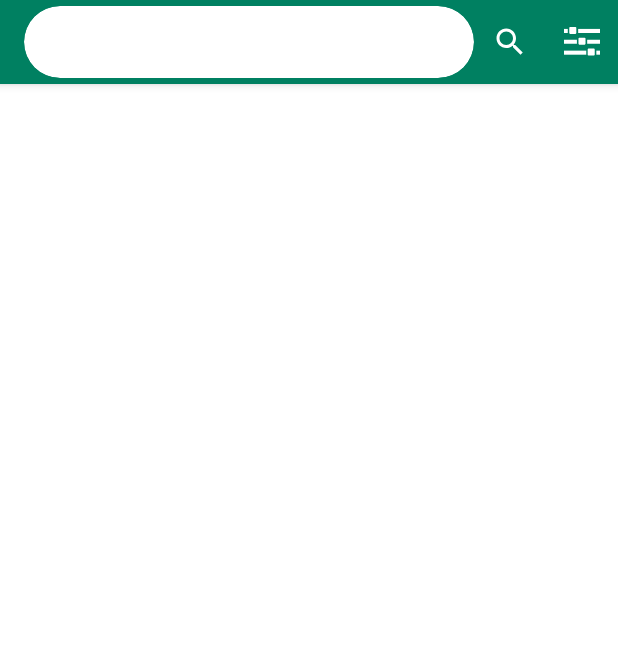
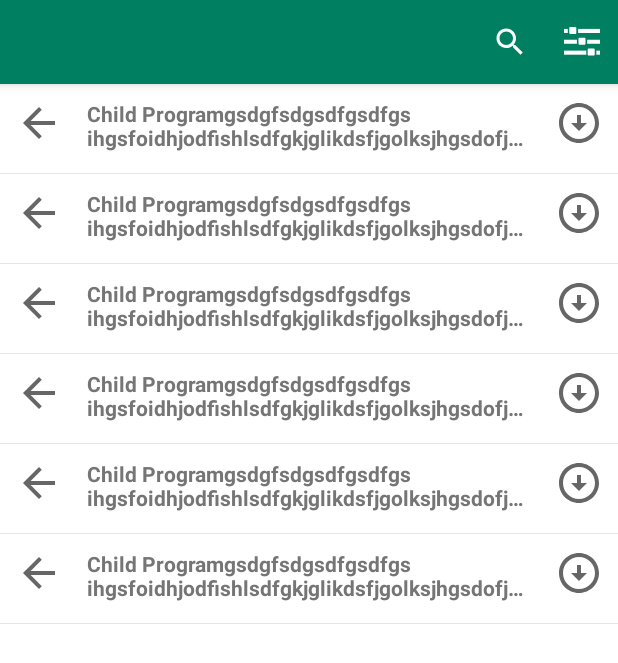
Before and after one commit to CarlosMacaneta/school-content-manager, an Android app: the layout fragment_home.xml on its own in the app's theme, with its tools: preview values and no code run, on a phone screen of 412 x 824 dp. Shown: the top 663 px of the screen. Run offline under Robolectric (Android 15) with nearby library versions, the phone set to English and light mode, and no system bars.

```diff
--- a/app/build.gradle
+++ b/app/build.gradle
@@ -96,6 +96,9 @@ dependencies {
     //uCrop
     implementation 'com.github.yalantis:ucrop:2.2.6'
 
+    //glide
+    implementation 'com.github.bumptech.glide:glide:4.13.0'
+    kapt 'com.github.bumptech.glide:compiler:4.13.0'
 }
 
 kapt {
--- a/app/src/main/java/com/cs/schoolcontentmanager/domain/model/File.kt
+++ b/app/src/main/java/com/cs/schoolcontentmanager/domain/model/File.kt
@@ -1,7 +1,7 @@
 package com.cs.schoolcontentmanager.domain.model
 
 data class File(
-    val name: String,
-    val description: String? = null,
-    val uri: String
+    val name: String = "",
+    val description: String = "",
+    val uri: String = ""
 )
--- a/app/src/main/res/layout/dialog_file.xml
+++ b/app/src/main/res/layout/dialog_file.xml
@@ -32,7 +32,7 @@
                 android:textColor="@android:color/white" />
 
             <com.google.android.material.button.MaterialButton
-                android:id="@+id/bt_save"
+                android:id="@+id/bt_upload"
                 style="@style/Widget.MaterialComponents.Button.TextButton"
                 android:layout_width="wrap_content"
                 android:layout_height="match_parent"
--- a/app/src/main/res/layout/fragment_home.xml
+++ b/app/src/main/res/layout/fragment_home.xml
@@ -1,10 +1,11 @@
 <?xml version="1.0" encoding="utf-8"?>
-<androidx.coordinatorlayout.widget.CoordinatorLayout xmlns:android="http://schemas.android.com/apk/res/android"
+<LinearLayout xmlns:android="http://schemas.android.com/apk/res/android"
     xmlns:app="http://schemas.android.com/apk/res-auto"
     xmlns:tools="http://schemas.android.com/tools"
     android:id="@+id/home_view"
     android:layout_width="match_parent"
     android:layout_height="match_parent"
+    android:orientation="vertical"
     app:layout_behavior="@string/appbar_scrolling_view_behavior"
     tools:context=".ui.home.HomeFragment">
 
@@ -13,38 +14,19 @@
         android:layout_width="match_parent"
         android:layout_height="?attr/actionBarSize"
         app:menu="@menu/top_app_bar"
-        style="@style/Widget.MaterialComponents.Toolbar.Primary">
+        style="@style/Widget.MaterialComponents.Toolbar.Primary"/>
 
-        <com.google.android.material.card.MaterialCardView
+    <androidx.coordinatorlayout.widget.CoordinatorLayout
         android:layout_width="match_parent"
-            android:layout_height="wrap_content"
-            android:background="@color/white"
-            app:cardCornerRadius="120dp"
-            app:cardElevation="0dp">
+        android:layout_height="match_parent">
 
-            <androidx.appcompat.widget.SearchView
-                android:layout_width="match_parent"
-                android:layout_height="wrap_content"
-                android:imeActionLabel="@string/search"
-                android:imeOptions="actionSearch"
-                android:inputType="text"
-                android:backgroundTint="@color/white"
-                android:theme="@style/EditText.White"
-                android:maxLines="1"
-                android:singleLine="true"
-                android:layout_marginStart="15dp"
-                android:layout_marginEnd="15dp"
-                app:iconifiedByDefault="true"
-                app:queryHint="@string/search"
-                app:queryBackground="@color/grey_40"/>
-
-        </com.google.android.material.card.MaterialCardView>
-    </androidx.appcompat.widget.Toolbar>
 
         <androidx.recyclerview.widget.RecyclerView
             android:id="@+id/rv_file"
             android:layout_width="match_parent"
             android:layout_height="match_parent"
+            app:layoutManager="androidx.recyclerview.widget.LinearLayoutManager"
             tools:listitem="@layout/item_home"
-        tools:itemCount="10"/>
+            tools:itemCount="11" />
     </androidx.coordinatorlayout.widget.CoordinatorLayout>
+</LinearLayout>
--- a/app/src/main/res/layout/item_home.xml
+++ b/app/src/main/res/layout/item_home.xml
@@ -1,9 +1,14 @@
 <?xml version="1.0" encoding="utf-8"?>
-<androidx.constraintlayout.widget.ConstraintLayout xmlns:android="http://schemas.android.com/apk/res/android"
+<LinearLayout xmlns:android="http://schemas.android.com/apk/res/android"
     xmlns:app="http://schemas.android.com/apk/res-auto"
     xmlns:tools="http://schemas.android.com/tools"
     android:layout_width="match_parent"
-    android:layout_height="match_parent"
+    android:layout_height="wrap_content"
+    android:orientation="vertical">
+
+    <androidx.constraintlayout.widget.ConstraintLayout
+        android:layout_width="match_parent"
+        android:layout_height="wrap_content"
         android:padding="10dp">
 
         <ImageView
@@ -13,7 +18,7 @@
             tools:src="@drawable/ic_back"
             app:layout_constraintStart_toStartOf="parent"
             app:layout_constraintTop_toTopOf="parent"
-        android:contentDescription="@null"/>
+            android:contentDescription="@null" />
 
         <TextView
             android:id="@+id/file_name"
@@ -40,7 +45,7 @@
             app:layout_constraintEnd_toEndOf="parent"
             app:layout_constraintTop_toTopOf="parent"
             app:layout_constraintStart_toEndOf="@id/file_name"
-        android:contentDescription="@null"/>
+            android:contentDescription="@null" />
 
         <View
             android:layout_width="0dp"
@@ -50,3 +55,8 @@
             app:layout_constraintTop_toBottomOf="@id/file_name"
             app:layout_constraintStart_toStartOf="parent" />
     </androidx.constraintlayout.widget.ConstraintLayout>
+    <View
+        android:layout_width="match_parent"
+        android:layout_height="0.001dp"
+        android:background="@color/grey_10" />
+</LinearLayout>
--- a/app/src/main/res/values/strings.xml
+++ b/app/src/main/res/values/strings.xml
@@ -52,4 +52,5 @@
     <string name="capture">Capture</string>
     <string name="description">Description</string>
     <string name="file_details">File details</string>
+    <string name="channel_description">It\'s launches when an upload or download start</string>
 </resources>
```
Also changed, not shown: app/src/main/java/com/cs/schoolcontentmanager/data/DbUtil.kt (added, +40 -0 lines), app/src/main/java/com/cs/schoolcontentmanager/di/AppModule.kt (+5 -4 lines), app/src/main/java/com/cs/schoolcontentmanager/ui/home/HomeFragment.kt (+42 -0 lines), app/src/main/java/com/cs/schoolcontentmanager/ui/home/adapter/FileAdapter.kt (added, +22 -0 lines), app/src/main/java/com/cs/schoolcontentmanager/ui/home/adapter/FileViewHolder.kt (added, +18 -0 lines), app/src/main/java/com/cs/schoolcontentmanager/ui/home/bottomsheet/ModalBottomSheetOptions.kt (+5 -3 lines), app/src/main/java/com/cs/schoolcontentmanager/ui/home/bottomsheet/fragment/FileDetailsFragment.kt (+36 -7 lines), app/src/main/java/com/cs/schoolcontentmanager/ui/home/bottomsheet/util/FileSetup.kt (+17 -0 lines), app/src/main/java/com/cs/schoolcontentmanager/utils/Constants.kt (+8 -0 lines), app/src/main/java/com/cs/schoolcontentmanager/utils/Util.kt (+67 -1 lines). Lines whose indentation alone changed are shown as unchanged.
